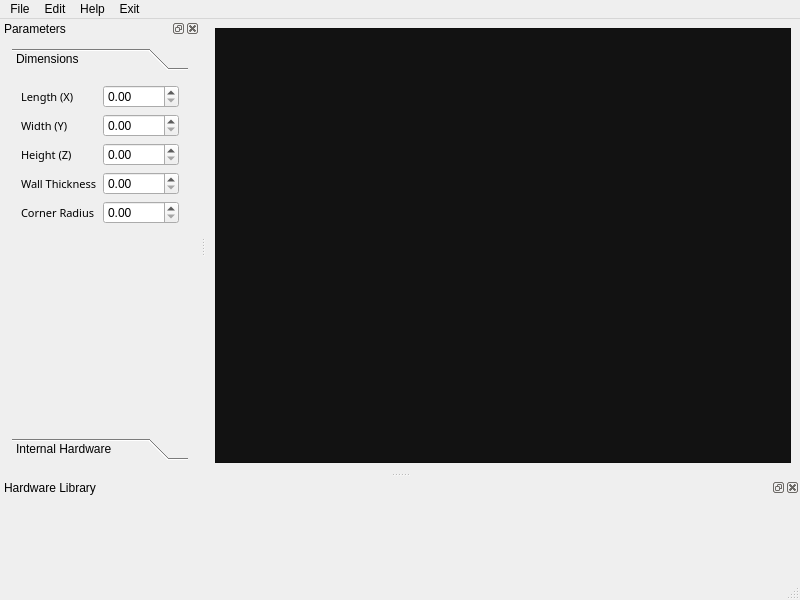
Old version of the form ui/main_window.ui in the repository 2k-lxst/BoxCAD.
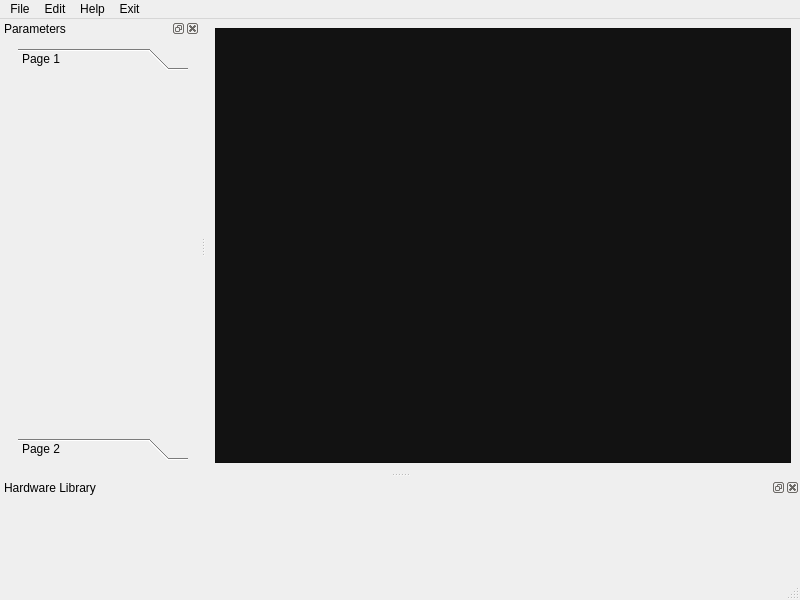
New version of the form.

Commit message: Enhance UI testing setup and integrate BuildUI for dynamic parameter management

The edit to the form file:
```diff
--- a/ui/main_window.ui
+++ b/ui/main_window.ui
@@ -149,129 +149,25 @@
      <property name="bottomMargin">
       <number>12</number>
      </property>
-     <item row="0" column="0" colspan="2">
-      <widget class="QToolBox" name="toolBox">
-       <property name="sizePolicy">
-        <sizepolicy hsizetype="Preferred" vsizetype="MinimumExpanding">
-         <horstretch>0</horstretch>
-         <verstretch>0</verstretch>
-        </sizepolicy>
-       </property>
-       <property name="minimumSize">
-        <size>
-         <width>0</width>
-         <height>170</height>
-        </size>
-       </property>
+     <item row="0" column="1">
+      <widget class="QToolBox" name="parametersToolBox">
        <property name="currentIndex">
         <number>0</number>
        </property>
-       <widget class="QWidget" name="page_3">
+       <widget class="QWidget" name="page">
         <property name="geometry">
          <rect>
           <x>0</x>
           <y>0</y>
-          <width>176</width>
-          <height>142</height>
+          <width>170</width>
+          <height>69</height>
          </rect>
         </property>
         <attribute name="label">
-         <string>Dimensions</string>
+         <string>Page 1</string>
         </attribute>
-        <layout class="QFormLayout" name="formLayout_2">
-         <property name="sizeConstraint">
-          <enum>QLayout::SetMinAndMaxSize</enum>
-         </property>
-         <item row="0" column="0">
-          <widget class="QLabel" name="lengthLabel">
-           <property name="font">
-            <font>
-             <family>Inter 18pt</family>
-             <pointsize>8</pointsize>
-            </font>
-           </property>
-           <property name="text">
-            <string>Length (X)</string>
-           </property>
-          </widget>
-         </item>
-         <item row="0" column="1">
-          <widget class="QDoubleSpinBox" name="lengthInput">
-           <property name="minimumSize">
-            <size>
-             <width>0</width>
-             <height>0</height>
-            </size>
-           </property>
-          </widget>
-         </item>
-         <item row="1" column="0">
-          <widget class="QLabel" name="widthLabel">
-           <property name="font">
-            <font>
-             <family>Inter 18pt</family>
-             <pointsize>8</pointsize>
-            </font>
-           </property>
-           <property name="text">
-            <string>Width (Y)</string>
-           </property>
-          </widget>
-         </item>
-         <item row="1" column="1">
-          <widget class="QDoubleSpinBox" name="widthInput"/>
-         </item>
-         <item row="2" column="0">
-          <widget class="QLabel" name="heightLabel">
-           <property name="font">
-            <font>
-             <family>Inter 18pt</family>
-             <pointsize>8</pointsize>
-            </font>
-           </property>
-           <property name="text">
-            <string>Height (Z)</string>
-           </property>
-          </widget>
-         </item>
-         <item row="2" column="1">
-          <widget class="QDoubleSpinBox" name="heightInput"/>
-         </item>
-         <item row="3" column="0">
-          <widget class="QLabel" name="heightLabel_2">
-           <property name="font">
-            <font>
-             <family>Inter 18pt</family>
-             <pointsize>8</pointsize>
-            </font>
-           </property>
-           <property name="text">
-            <string>Wall Thickness</string>
-           </property>
-          </widget>
-         </item>
-         <item row="3" column="1">
-          <widget class="QDoubleSpinBox" name="heightInput_2"/>
-         </item>
-         <item row="4" column="1">
-          <widget class="QDoubleSpinBox" name="heightInput_3"/>
-         </item>
-         <item row="4" column="0">
-          <widget class="QLabel" name="heightLabel_3">
-           <property name="font">
-            <font>
-             <family>Inter 18pt</family>
-             <pointsize>8</pointsize>
-            </font>
-           </property>
-           <property name="text">
-            <string>Corner Radius</string>
-           </property>
-          </widget>
-         </item>
-        </layout>
        </widget>
-       <widget class="QWidget" name="page_4">
+       <widget class="QWidget" name="page_2">
         <property name="geometry">
          <rect>
           <x>0</x>
@@ -281,7 +177,7 @@
          </rect>
         </property>
         <attribute name="label">
-         <string>Internal Hardware</string>
+         <string>Page 2</string>
         </attribute>
        </widget>
       </widget>
```
Left out of the diff: 4 changed lines with no effect on the pictures. The commit also changes 3 other files.
